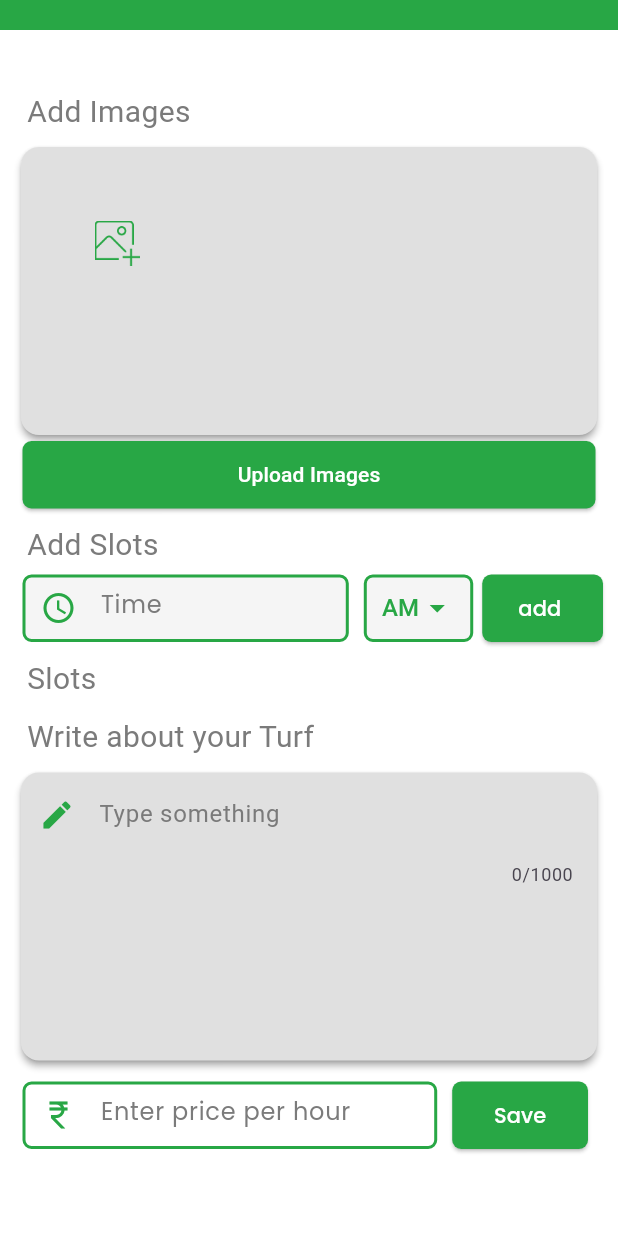
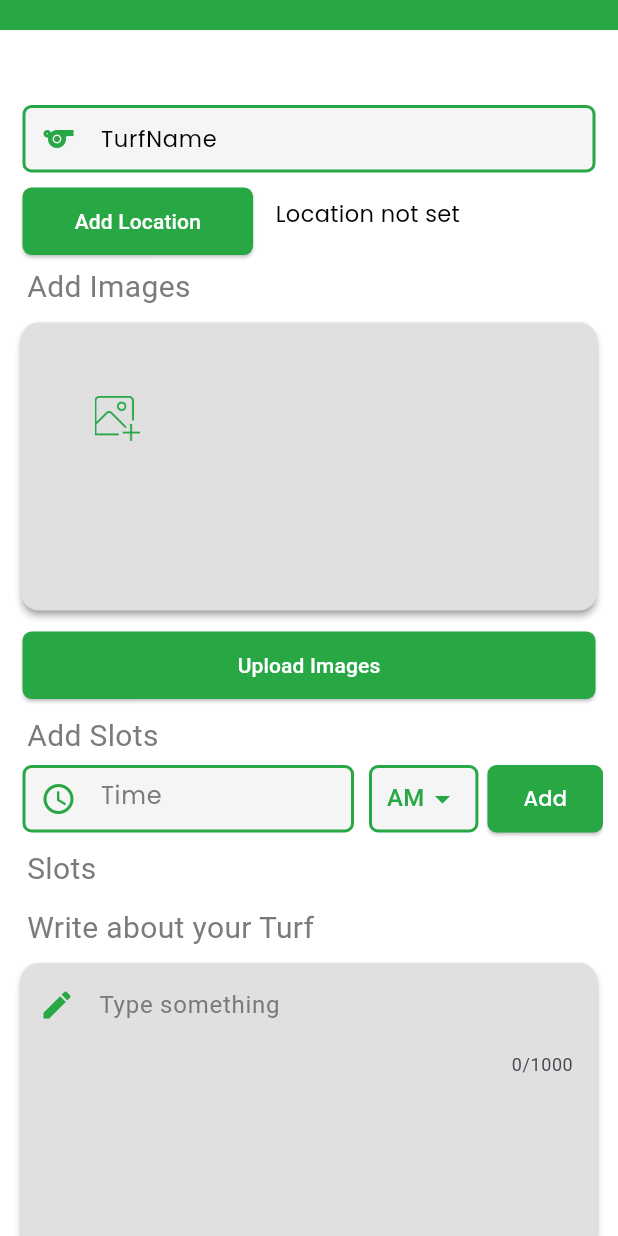
Before and after one commit to MuralidharanKrishnamoorthy/TurfMaster, a Flutter app: the admindashboard screen opened directly, on a phone screen of 412 x 824 dp. Run offline on Flutter 3.47's test engine with Material 3 defaults, Android fonts, the light colour scheme and no system bars; our stand-ins replace animated_text_kit, flutter_spinkit, google_fonts, image_picker; Roboto replaces fonts that are missing (Niramit).

Commit message:
Initial commit

```diff
--- a/lib/pages-admin/admindashboard.dart
+++ b/lib/pages-admin/admindashboard.dart
@@ -17,9 +17,11 @@ class _admindashboardState extends State<admindashboard> {
   final _timecontroller = TextEditingController();
   final _Turfdetailcontroller = TextEditingController();
   final _amountcontroller = TextEditingController();
+  final _turfnamecontroller = TextEditingController();
   String _selectedPeriod = 'AM';
   List<String> slots = [];
   List<File> _images = [];
+  String _location = 'Location not set';
 
   Future<void> _pickImage() async {
     final pickedFile =
@@ -30,9 +32,8 @@ class _admindashboardState extends State<admindashboard> {
         _images.add(File(pickedFile.path));
       } else {
         ScaffoldMessenger.of(context).showSnackBar(
-          SnackBar(content: Text('Please select a image'),backgroundColor: errorcolor,)
+          SnackBar(content: Text('Please select an image'), backgroundColor: errorcolor,),
         );
-
       }
     });
   }
@@ -93,11 +94,90 @@ class _admindashboardState extends State<admindashboard> {
             mainAxisSize: MainAxisSize.min,
             children: <Widget>[
               Container(
-                margin: EdgeInsets.only(left: 8),
+                child: Padding(
+                  padding: EdgeInsets.only(left: 5, right: 5, top: 10),
+                  child: SizedBox(
+                    height: 45,
+                    child: TextField(
+                      keyboardType: TextInputType.name,
+                      controller: _turfnamecontroller,
+                      cursorColor: linkColor,
+                      decoration: InputDecoration(
+                        prefixIcon: Icon(Icons.sports, color: entireapp,),
+                        labelText: 'TurfName',
+                        labelStyle: GoogleFonts.poppins(color: black, fontSize: 15),
+                        hintText: 'Enter turf name',
+                        fillColor: scaffold,
+                        filled: true,
+                        hintStyle: GoogleFonts.poppins(fontSize: 15, fontWeight: FontWeight.w300),
+                        border: OutlineInputBorder(
+                          borderRadius: BorderRadius.circular(6),
+                          borderSide: BorderSide(color: entireapp, width: 2),
+                        ),
+                        enabledBorder: OutlineInputBorder(
+                          borderRadius: BorderRadius.circular(6),
+                          borderSide: BorderSide(color: entireapp, width: 2),
+                        ),
+                        focusedBorder: OutlineInputBorder(
+                          borderRadius: BorderRadius.circular(6),
+                          borderSide: BorderSide(color: entireapp, width: 2),
+                        ),
+                        errorBorder: OutlineInputBorder(
+                          borderRadius: BorderRadius.circular(12),
+                          borderSide: BorderSide(color: Colors.red, width: 2),
+                        ),
+                        focusedErrorBorder: OutlineInputBorder(
+                          borderRadius: BorderRadius.circular(6),
+                          borderSide: BorderSide(color: Colors.red, width: 2),
+                        ),
+                      ),
+                    ),
+                  ),
+                ),
+              ),
+              Row(
+                children: [
+                  Expanded(
+                    flex: 3,
+                    child: Container(
+                      child: SizedBox(
+                        height: 55,
+                        child: Padding(
+                          padding: EdgeInsets.only(top: 10, left: 5, right: 5),
+                          child: ElevatedButton(
+                            onPressed: (){
+
+                            },
+                            style: ElevatedButton.styleFrom(
+                                backgroundColor: entireapp,
+                                shape: RoundedRectangleBorder(
+                                    borderRadius: BorderRadius.circular(6))),
+                            child: Text(
+                              'Add Location',
+                              style: GoogleFonts.niramit(color: white),
+                            ),
+                          ),
+                        ),
+                      ),
+                    ),
+                  ),
+                  SizedBox(width: 10),
+                  Expanded(
+                    flex: 4,
+                    child: Container(
+                      child: Text(
+                        _location,
+                        style: GoogleFonts.poppins(color: black, fontSize: 15),
+                      ),
+                    ),
+                  ),
+                ],
+              ),
+              Container(
+                margin: EdgeInsets.only(left: 8, top: 7),
                 child: Text(
                   'Add Images',
-                  style:
-                      GoogleFonts.niramit(fontSize: 20, color: admindashtext),
+                  style: GoogleFonts.niramit(fontSize: 20, color: admindashtext),
                 ),
               ),
               Padding(
@@ -135,7 +215,7 @@ class _admindashboardState extends State<admindashboard> {
                 ),
               ),
               Padding(
-                padding: EdgeInsets.only(left: 5, right: 5),
+                padding: EdgeInsets.only(left: 5, right: 5, top: 10),
                 child: SizedBox(
                   height: 45,
                   child: ElevatedButton(
@@ -155,8 +235,7 @@ class _admindashboardState extends State<admindashboard> {
                 margin: EdgeInsets.only(left: 8, top: 10),
                 child: Text(
                   'Add Slots',
-                  style:
-                      GoogleFonts.niramit(fontSize: 20, color: admindashtext),
+                  style: GoogleFonts.niramit(fontSize: 20, color: admindashtext),
                 ),
               ),
               Padding(
@@ -180,19 +259,16 @@ class _admindashboardState extends State<admindashboard> {
                                   Icons.access_time_sharp,
                                   color: entireapp,
                                 ),
-                                hintStyle:
-                                    GoogleFonts.poppins(color: admindashtext),
+                                hintStyle: GoogleFonts.poppins(color: admindashtext),
                                 fillColor: scaffold,
                                 filled: true,
                                 enabledBorder: OutlineInputBorder(
                                   borderRadius: BorderRadius.circular(6),
-                                  borderSide:
-                                      BorderSide(color: entireapp, width: 2),
+                                  borderSide: BorderSide(color: entireapp, width: 2),
                                 ),
                                 focusedBorder: OutlineInputBorder(
                                   borderRadius: BorderRadius.circular(6),
-                                  borderSide:
-                                      BorderSide(color: entireapp, width: 2),
+                                  borderSide: BorderSide(color: entireapp, width: 2),
                                 ),
                               ),
                             ),
@@ -213,8 +289,7 @@ class _admindashboardState extends State<admindashboard> {
                             child: DropdownButton<String>(
                               value: _selectedPeriod,
                               dropdownColor: scaffold,
-                              icon:
-                                  Icon(Icons.arrow_drop_down, color: entireapp),
+                              icon: Icon(Icons.arrow_drop_down, color: entireapp),
                               underline: SizedBox(
                                 height: 45,
                               ),
@@ -243,7 +318,7 @@ class _admindashboardState extends State<admindashboard> {
                           child: ElevatedButton(
                             onPressed: _addSlot,
                             child: Text(
-                              'add ',
+                              'Add',
                               style: GoogleFonts.poppins(color: white),
                             ),
                             style: ElevatedButton.styleFrom(
@@ -263,8 +338,7 @@ class _admindashboardState extends State<admindashboard> {
                 margin: EdgeInsets.only(left: 8, top: 10),
                 child: Text(
                   'Slots',
-                  style:
-                      GoogleFonts.niramit(fontSize: 20, color: admindashtext),
+                  style: GoogleFonts.niramit(fontSize: 20, color: admindashtext),
                 ),
               ),
               Wrap(
@@ -285,8 +359,7 @@ class _admindashboardState extends State<admindashboard> {
                 margin: EdgeInsets.only(left: 8, top: 10),
                 child: Text(
                   'Write about your Turf',
-                  style:
-                      GoogleFonts.niramit(fontSize: 20, color: admindashtext),
+                  style: GoogleFonts.niramit(fontSize: 20, color: admindashtext),
                 ),
               ),
               Padding(
@@ -312,13 +385,11 @@ class _admindashboardState extends State<admindashboard> {
                         ),
                         enabledBorder: OutlineInputBorder(
                           borderRadius: BorderRadius.circular(6),
-                          borderSide:
-                              BorderSide(color: Colors.transparent, width: 2),
+                          borderSide: BorderSide(color: Colors.transparent, width: 2),
                         ),
                         focusedBorder: OutlineInputBorder(
                           borderRadius: BorderRadius.circular(6),
-                          borderSide:
-                              BorderSide(color: Colors.transparent, width: 2),
+                          borderSide: BorderSide(color: Colors.transparent, width: 2),
                         ),
                       ),
                     ),
@@ -338,21 +409,18 @@ class _admindashboardState extends State<admindashboard> {
                           cursorColor: entireapp,
                           decoration: InputDecoration(
                             hintText: "Enter price per hour",
-                            hintStyle:
-                                GoogleFonts.poppins(color: admindashtext),
+                            hintStyle: GoogleFonts.poppins(color: admindashtext),
                             prefixIcon: Icon(
                               Icons.currency_rupee,
                               color: entireapp,
                             ),
                             enabledBorder: OutlineInputBorder(
                               borderRadius: BorderRadius.circular(6),
-                              borderSide:
-                                  BorderSide(color: entireapp, width: 2),
+                              borderSide: BorderSide(color: entireapp, width: 2),
                             ),
                             focusedBorder: OutlineInputBorder(
                               borderRadius: BorderRadius.circular(6),
-                              borderSide:
-                                  BorderSide(color: entireapp, width: 2),
+                              borderSide: BorderSide(color: entireapp, width: 2),
                             ),
                           ),
                         ),
@@ -366,7 +434,7 @@ class _admindashboardState extends State<admindashboard> {
                           // Save slots and other data to the database here
                         },
                         child: Text(
-                          ' Save ',
+                          'Save',
                           style: GoogleFonts.poppins(color: white),
                         ),
                         style: ElevatedButton.styleFrom(
```
Lines whose indentation alone changed are shown as unchanged.
